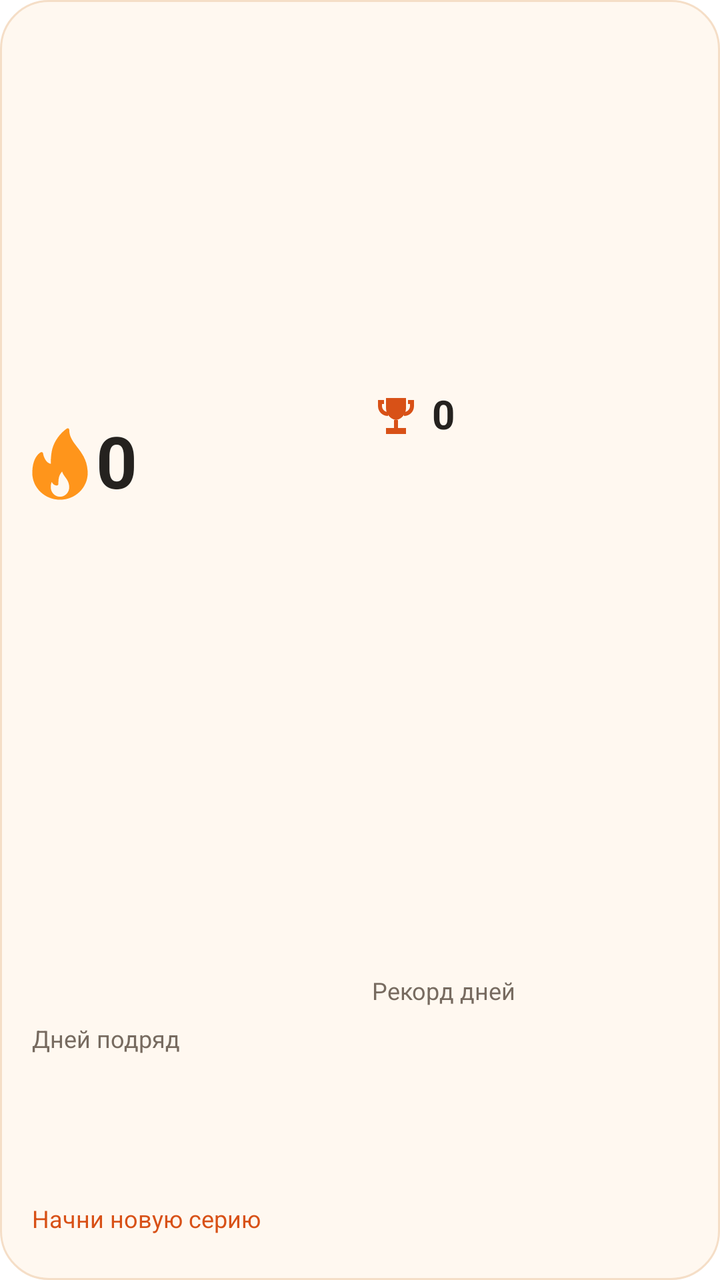
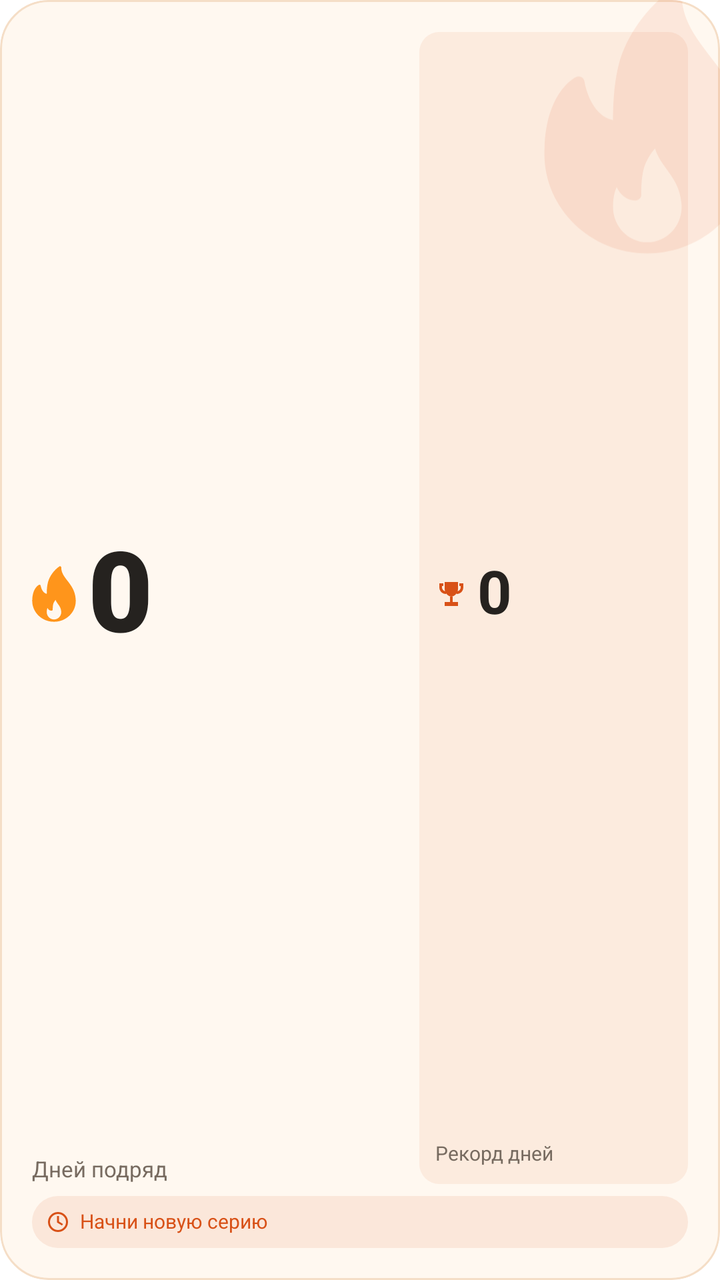

An Android layout rendered at two revisions. The XML below is the earlier revision; the diff shows what the commit changed to produce the second picture.
<!-- AndroidManifest.xml: fallback theme Theme.MaterialComponents.DayNight.NoActionBar -->
<!-- res/layout/streak_widget_wide.xml -->
<?xml version="1.0" encoding="utf-8"?>
<LinearLayout
    xmlns:android="http://schemas.android.com/apk/res/android"
    android:id="@+id/streak_root"
    android:layout_width="match_parent"
    android:layout_height="match_parent"
    android:orientation="vertical"
    android:padding="16dp"
    android:background="@drawable/streak_widget_background">
    <LinearLayout
        android:layout_width="match_parent"
        android:layout_height="0dp"
        android:layout_weight="1"
        android:orientation="horizontal">
        <LinearLayout
            android:layout_width="0dp"
            android:layout_height="match_parent"
            android:orientation="vertical"
            android:layout_weight="1">
            <LinearLayout
                android:layout_width="match_parent"
                android:layout_height="0dp"
                android:layout_weight="3"
                android:orientation="horizontal"
                android:gravity="center_vertical">
                <ImageView
                    android:id="@+id/streak_flame"
                    android:layout_width="28dp"
                    android:layout_height="match_parent"
                    android:src="@drawable/streak_widget_flame"
                    android:scaleType="fitCenter"
                    android:importantForAccessibility="no" />
                <TextView
                    android:id="@+id/streak_current"
                    android:layout_width="0dp"
                    android:layout_height="match_parent"
                    android:text="0"
                    android:textSize="36sp"
                    android:textColor="@color/streak_widget_text"
                    android:maxLines="1"
                    android:includeFontPadding="false"
                    android:gravity="center_vertical"
                    android:autoSizeTextType="uniform"
                    android:autoSizeMinTextSize="5sp"
                    android:autoSizeMaxTextSize="36sp"
                    android:autoSizeStepGranularity="1sp"
                    android:layout_weight="1"
                    android:textStyle="bold"
                    android:layout_marginStart="4dp" />
            </LinearLayout>
            <TextView
                android:id="@+id/streak_label"
                android:layout_width="match_parent"
                android:layout_height="0dp"
                android:text="@string/currentLabel"
                android:textSize="12sp"
                android:textColor="@color/streak_widget_secondary"
                android:maxLines="1"
                android:includeFontPadding="false"
                android:gravity="center_vertical"
                android:autoSizeTextType="uniform"
                android:autoSizeMinTextSize="5sp"
                android:autoSizeMaxTextSize="12sp"
                android:autoSizeStepGranularity="1sp"
                android:layout_weight="1" />
        </LinearLayout>
        <LinearLayout
            android:layout_width="0dp"
            android:layout_height="match_parent"
            android:orientation="vertical"
            android:layout_weight="1"
            android:layout_marginStart="12dp">
            <LinearLayout
                android:layout_width="match_parent"
                android:layout_height="0dp"
                android:layout_weight="2"
                android:orientation="horizontal"
                android:gravity="center_vertical">
                <ImageView
                    android:id="@+id/streak_trophy"
                    android:layout_width="24dp"
                    android:layout_height="match_parent"
                    android:src="@drawable/streak_widget_trophy"
                    android:scaleType="fitCenter"
                    android:importantForAccessibility="no" />
                <TextView
                    android:id="@+id/streak_best"
                    android:layout_width="0dp"
                    android:layout_height="match_parent"
                    android:text="0"
                    android:textSize="20sp"
                    android:textColor="@color/streak_widget_text"
                    android:maxLines="1"
                    android:includeFontPadding="false"
                    android:gravity="center_vertical"
                    android:autoSizeTextType="uniform"
                    android:autoSizeMinTextSize="5sp"
                    android:autoSizeMaxTextSize="20sp"
                    android:autoSizeStepGranularity="1sp"
                    android:textStyle="bold"
                    android:layout_marginStart="6dp"
                    android:layout_weight="1" />
            </LinearLayout>
            <TextView
                android:id="@+id/streak_best_label"
                android:layout_width="match_parent"
                android:layout_height="0dp"
                android:text="@string/bestLabel"
                android:textSize="12sp"
                android:textColor="@color/streak_widget_secondary"
                android:maxLines="1"
                android:includeFontPadding="false"
                android:gravity="center_vertical"
                android:autoSizeTextType="uniform"
                android:autoSizeMinTextSize="5sp"
                android:autoSizeMaxTextSize="12sp"
                android:autoSizeStepGranularity="1sp"
                android:layout_weight="1" />
        </LinearLayout>
    </LinearLayout>
    <TextView
        android:id="@+id/streak_status"
        android:layout_width="match_parent"
        android:layout_height="28dp"
        android:text="@string/startLabel"
        android:textSize="12sp"
        android:textColor="@color/streak_widget_accent"
        android:maxLines="2"
        android:includeFontPadding="false"
        android:gravity="center_vertical"
        android:autoSizeTextType="uniform"
        android:autoSizeMinTextSize="5sp"
        android:autoSizeMaxTextSize="12sp"
        android:autoSizeStepGranularity="1sp"
        android:layout_marginTop="4dp" />
</LinearLayout>
<!-- resources referenced by this layout -->
<resources>
  <color name="streak_widget_accent">#D85117</color>
  <color name="streak_widget_secondary">#776B60</color>
  <color name="streak_widget_text">#25221F</color>
  <!-- drawable streak_widget_background (drawable) -->
  <shape xmlns:android="http://schemas.android.com/apk/res/android" android:shape="rectangle">
      <solid android:color="@color/streak_widget_background" />
      <corners android:radius="24dp" />
      <stroke android:width="1dp" android:color="@color/streak_widget_border" />
  </shape>
  <!-- drawable streak_widget_flame (drawable) -->
  <vector xmlns:android="http://schemas.android.com/apk/res/android"
      android:width="28dp" android:height="36dp"
      android:viewportWidth="388" android:viewportHeight="516">
      <group android:translateX="-62" android:translateY="2">
          <path android:fillColor="#FF951B"
              android:pathData="M446.906,299.769c-5.865-76.359-41.417-124.21-72.781-166.436C345.083,94.241,320,60.483,320,10.685 c0-4-2.24-7.656-5.792-9.489c-3.563-1.844-7.844-1.542-11.083,0.812c-47.104,33.706-86.406,90.515-100.135,144.719 c-9.531,37.737-10.792,80.161-10.969,108.18c-43.5-9.291-53.354-74.359-53.458-75.068c-0.49-3.375-2.552-6.312-5.552-7.916 c-3.031-1.583-6.594-1.698-9.667-0.177c-2.281,1.104-55.99,28.394-59.115,137.355C64.01,312.726,64,316.362,64,319.997 c0,105.857,86.135,191.987,192,191.987c0.146,0.01,0.302,0.031,0.427,0c0.042,0,0.083,0,0.135,0 C362.167,511.681,448,425.667,448,319.997C448,314.674,446.906,299.769,446.906,299.769z M256,490.652 c-35.292,0-64-30.581-64-68.172c0-1.281-0.01-2.573,0.083-4.156c0.427-15.853,3.438-26.675,6.74-33.873 c6.188,13.291,17.25,25.509,35.219,25.509c5.896,0,10.667-4.771,10.667-10.666c0-15.186,0.313-32.706,4.094-48.518 c3.365-14.02,11.406-28.936,21.594-40.893c4.531,15.52,13.365,28.081,21.99,40.341c12.344,17.54,25.104,35.675,27.344,66.6 c0.135,1.833,0.271,3.677,0.271,5.656C320,460.07,291.292,490.652,256,490.652z" />
      </group>
  </vector>
  <!-- drawable streak_widget_trophy (drawable) -->
  <vector xmlns:android="http://schemas.android.com/apk/res/android"
      android:width="24dp" android:height="24dp"
      android:viewportWidth="24" android:viewportHeight="24">
      <path android:fillColor="@color/streak_widget_accent"
          android:pathData="M7,3H17V8C17,11.1 14.8,13.6 12,14C9.2,13.6 7,11.1 7,8ZM11,14H13V18H17V21H7V18H11ZM3,4H6V6H5V7C5,8.6 6.3,10 8,10V12C5.2,12 3,9.8 3,7ZM18,4H21V7C21,9.8 18.8,12 16,12V10C17.7,10 19,8.6 19,7V6H18Z" />
  </vector>
  <string name="bestLabel">Рекорд дней</string>
  <string name="currentLabel">Дней подряд</string>
  <string name="startLabel">Начни новую серию</string>
  <color name="streak_widget_background">#FFF8F0</color>
  <color name="streak_widget_border">#F5DEC7</color>
</resources>

<!-- the commit's change to res/layout/streak_widget_wide.xml (unified diff, before → after) -->
@@ -1,136 +1,179 @@
 <?xml version="1.0" encoding="utf-8"?>
-<LinearLayout
+<FrameLayout
     xmlns:android="http://schemas.android.com/apk/res/android"
     android:id="@+id/streak_root"
     android:layout_width="match_parent"
     android:layout_height="match_parent"
-    android:orientation="vertical"
-    android:padding="16dp"
-    android:background="@drawable/streak_widget_background">
+    android:background="@drawable/streak_widget_background"
+    android:clipToOutline="true">
+    <ImageView
+        android:id="@+id/streak_art"
+        android:layout_width="104dp"
+        android:layout_height="136dp"
+        android:src="@drawable/streak_widget_flame"
+        android:scaleType="fitCenter"
+        android:importantForAccessibility="no"
+        android:layout_gravity="top|end"
+        android:layout_marginEnd="-16dp"
+        android:layout_marginTop="-8dp"
+        android:tint="@color/streak_widget_accent"
+        android:alpha="0.10" />
     <LinearLayout
         android:layout_width="match_parent"
-        android:layout_height="0dp"
-        android:layout_weight="1"
-        android:orientation="horizontal">
+        android:layout_height="match_parent"
+        android:orientation="vertical"
+        android:padding="16dp">
         <LinearLayout
-            android:layout_width="0dp"
-            android:layout_height="match_parent"
-            android:orientation="vertical"
-            android:layout_weight="1">
+            android:layout_width="match_parent"
+            android:layout_height="0dp"
+            android:layout_weight="1"
+            android:orientation="horizontal">
             <LinearLayout
-                android:layout_width="match_parent"
-                android:layout_height="0dp"
-                android:layout_weight="3"
-                android:orientation="horizontal"
-                android:gravity="center_vertical">
-                <ImageView
-                    android:id="@+id/streak_flame"
-                    android:layout_width="28dp"
-                    android:layout_height="match_parent"
-                    android:src="@drawable/streak_widget_flame"
-                    android:scaleType="fitCenter"
-                    android:importantForAccessibility="no" />
+                android:layout_width="0dp"
+                android:layout_height="match_parent"
+                android:layout_weight="1.15"
+                android:orientation="vertical">
+                <LinearLayout
+                    android:layout_width="match_parent"
+                    android:layout_height="0dp"
+                    android:layout_weight="1"
+                    android:orientation="horizontal"
+                    android:gravity="center_vertical">
+                    <ImageView
+                        android:id="@+id/streak_flame"
+                        android:layout_width="22dp"
+                        android:layout_height="match_parent"
+                        android:src="@drawable/streak_widget_flame"
+                        android:scaleType="fitCenter"
+                        android:importantForAccessibility="no" />
+                    <TextView
+                        android:id="@+id/streak_current"
+                        android:layout_width="0dp"
+                        android:layout_height="match_parent"
+                        android:text="0"
+                        android:textSize="56sp"
+                        android:textColor="@color/streak_widget_text"
+                        android:maxLines="1"
+                        android:includeFontPadding="false"
+                        android:gravity="center_vertical"
+                        android:fontFamily="sans-serif-black"
+                        android:autoSizeTextType="uniform"
+                        android:autoSizeMinTextSize="5sp"
+                        android:autoSizeMaxTextSize="56sp"
+                        android:autoSizeStepGranularity="1sp"
+                        android:layout_weight="1"
+                        android:layout_marginStart="6dp"
+                        android:textStyle="bold" />
+                </LinearLayout>
                 <TextView
-                    android:id="@+id/streak_current"
-                    android:layout_width="0dp"
-                    android:layout_height="match_parent"
-                    android:text="0"
-                    android:textSize="36sp"
-                    android:textColor="@color/streak_widget_text"
+                    android:id="@+id/streak_label"
+                    android:layout_width="match_parent"
+                    android:layout_height="14dp"
+                    android:text="@string/currentLabel"
+                    android:textSize="11sp"
+                    android:textColor="@color/streak_widget_secondary"
                     android:maxLines="1"
                     android:includeFontPadding="false"
                     android:gravity="center_vertical"
+                    android:fontFamily="sans-serif"
                     android:autoSizeTextType="uniform"
                     android:autoSizeMinTextSize="5sp"
-                    android:autoSizeMaxTextSize="36sp"
-                    android:autoSizeStepGranularity="1sp"
+                    android:autoSizeMaxTextSize="11sp"
+                    android:autoSizeStepGranularity="1sp" />
+            </LinearLayout>
+            <LinearLayout
+                android:id="@+id/streak_record_badge"
+                android:layout_width="0dp"
+                android:layout_height="match_parent"
+                android:layout_weight="0.85"
+                android:layout_marginStart="12dp"
+                android:padding="8dp"
+                android:orientation="vertical"
+                android:background="@drawable/streak_widget_record_surface">
+                <LinearLayout
+                    android:layout_width="match_parent"
+                    android:layout_height="0dp"
                     android:layout_weight="1"
-                    android:textStyle="bold"
-                    android:layout_marginStart="4dp" />
-            </LinearLayout>
-            <TextView
-                android:id="@+id/streak_label"
-                android:layout_width="match_parent"
-                android:layout_height="0dp"
-                android:text="@string/currentLabel"
-                android:textSize="12sp"
-                android:textColor="@color/streak_widget_secondary"
-                android:maxLines="1"
-                android:includeFontPadding="false"
-                android:gravity="center_vertical"
-                android:autoSizeTextType="uniform"
-                android:autoSizeMinTextSize="5sp"
-                android:autoSizeMaxTextSize="12sp"
-                android:autoSizeStepGranularity="1sp"
-                android:layout_weight="1" />
-        </LinearLayout>
-        <LinearLayout
-            android:layout_width="0dp"
-            android:layout_height="match_parent"
-            android:orientation="vertical"
-            android:layout_weight="1"
-            android:layout_marginStart="12dp">
-            <LinearLayout
-                android:layout_width="match_parent"
-                android:layout_height="0dp"
-                android:layout_weight="2"
-                android:orientation="horizontal"
-                android:gravity="center_vertical">
-                <ImageView
-                    android:id="@+id/streak_trophy"
-                    android:layout_width="24dp"
-                    android:layout_height="match_parent"
-                    android:src="@drawable/streak_widget_trophy"
-                    android:scaleType="fitCenter"
-                    android:importantForAccessibility="no" />
+                    android:orientation="horizontal"
+                    android:gravity="center_vertical">
+                    <ImageView
+                        android:id="@+id/streak_trophy"
+                        android:layout_width="16dp"
+                        android:layout_height="match_parent"
+                        android:src="@drawable/streak_widget_trophy"
+                        android:scaleType="fitCenter"
+                        android:importantForAccessibility="no" />
+                    <TextView
+                        android:id="@+id/streak_best"
+                        android:layout_width="0dp"
+                        android:layout_height="match_parent"
+                        android:text="0"
+                        android:textSize="30sp"
+                        android:textColor="@color/streak_widget_text"
+                        android:maxLines="1"
+                        android:includeFontPadding="false"
+                        android:gravity="center_vertical"
+                        android:fontFamily="sans-serif"
+                        android:autoSizeTextType="uniform"
+                        android:autoSizeMinTextSize="5sp"
+                        android:autoSizeMaxTextSize="30sp"
+                        android:autoSizeStepGranularity="1sp"
+                        android:layout_weight="1"
+                        android:layout_marginStart="5dp"
+                        android:textStyle="bold" />
+                </LinearLayout>
                 <TextView
-                    android:id="@+id/streak_best"
-                    android:layout_width="0dp"
-                    android:layout_height="match_parent"
-                    android:text="0"
-                    android:textSize="20sp"
-                    android:textColor="@color/streak_widget_text"
+                    android:id="@+id/streak_best_label"
+                    android:layout_width="match_parent"
+                    android:layout_height="14dp"
+                    android:text="@string/bestLabel"
+                    android:textSize="10sp"
+                    android:textColor="@color/streak_widget_secondary"
                     android:maxLines="1"
                     android:includeFontPadding="false"
                     android:gravity="center_vertical"
+                    android:fontFamily="sans-serif"
                     android:autoSizeTextType="uniform"
                     android:autoSizeMinTextSize="5sp"
-                    android:autoSizeMaxTextSize="20sp"
-                    android:autoSizeStepGranularity="1sp"
-                    android:textStyle="bold"
-                    android:layout_marginStart="6dp"
-                    android:layout_weight="1" />
+                    android:autoSizeMaxTextSize="10sp"
+                    android:autoSizeStepGranularity="1sp" />
             </LinearLayout>
+        </LinearLayout>
+        <LinearLayout
+            android:id="@+id/streak_status_group"
+            android:layout_width="match_parent"
+            android:layout_height="26dp"
+            android:layout_marginTop="6dp"
+            android:paddingStart="7dp"
+            android:paddingEnd="7dp"
+            android:background="@drawable/streak_widget_status_surface"
+            android:orientation="horizontal"
+            android:gravity="center_vertical">
+            <ImageView
+                android:id="@+id/streak_status_icon"
+                android:layout_width="12dp"
+                android:layout_height="match_parent"
+                android:src="@drawable/streak_widget_clock"
+                android:scaleType="fitCenter"
+                android:importantForAccessibility="no"
+                android:tint="@color/streak_widget_accent"
+                android:layout_marginEnd="5dp" />
             <TextView
-                android:id="@+id/streak_best_label"
-                android:layout_width="match_parent"
-                android:layout_height="0dp"
-                android:text="@string/bestLabel"
-                android:textSize="12sp"
-                android:textColor="@color/streak_widget_secondary"
-                android:maxLines="1"
+                android:id="@+id/streak_status"
+                android:layout_width="0dp"
+                android:layout_height="match_parent"
+                android:text="@string/startLabel"
+                android:textSize="10sp"
+                android:textColor="@color/streak_widget_accent"
+                android:maxLines="2"
                 android:includeFontPadding="false"
                 android:gravity="center_vertical"
+                android:fontFamily="sans-serif"
                 android:autoSizeTextType="uniform"
                 android:autoSizeMinTextSize="5sp"
-                android:autoSizeMaxTextSize="12sp"
+                android:autoSizeMaxTextSize="10sp"
                 android:autoSizeStepGranularity="1sp"
                 android:layout_weight="1" />
         </LinearLayout>
     </LinearLayout>
-    <TextView
-        android:id="@+id/streak_status"
-        android:layout_width="match_parent"
-        android:layout_height="28dp"
-        android:text="@string/startLabel"
-        android:textSize="12sp"
-        android:textColor="@color/streak_widget_accent"
-        android:maxLines="2"
-        android:includeFontPadding="false"
-        android:gravity="center_vertical"
-        android:autoSizeTextType="uniform"
-        android:autoSizeMinTextSize="5sp"
-        android:autoSizeMaxTextSize="12sp"
-        android:autoSizeStepGranularity="1sp"
-        android:layout_marginTop="4dp" />
-</LinearLayout>
+</FrameLayout>
<!-- resource entries referenced after the edit -->
@@ -9,6 +9,12 @@
       <corners android:radius="24dp" />
       <stroke android:width="1dp" android:color="@color/streak_widget_border" />
   </shape>
+  <!-- drawable streak_widget_clock (drawable) -->
+  <vector xmlns:android="http://schemas.android.com/apk/res/android"
+      android:width="16dp" android:height="16dp" android:viewportWidth="24" android:viewportHeight="24">
+      <path android:fillColor="@color/streak_widget_accent" android:fillType="evenOdd"
+          android:pathData="M12,2A10,10 0,1 0,12 22A10,10 0,0 0,12 2ZM12,4A8,8 0,1 1,12 20A8,8 0,0 1,12 4ZM11,6H13V11.5L17,14L16,15.5L11,12.5Z" />
+  </vector>
   <!-- drawable streak_widget_flame (drawable) -->
   <vector xmlns:android="http://schemas.android.com/apk/res/android"
       android:width="28dp" android:height="36dp"
@@ -18,6 +24,16 @@
               android:pathData="M446.906,299.769c-5.865-76.359-41.417-124.21-72.781-166.436C345.083,94.241,320,60.483,320,10.685 c0-4-2.24-7.656-5.792-9.489c-3.563-1.844-7.844-1.542-11.083,0.812c-47.104,33.706-86.406,90.515-100.135,144.719 c-9.531,37.737-10.792,80.161-10.969,108.18c-43.5-9.291-53.354-74.359-53.458-75.068c-0.49-3.375-2.552-6.312-5.552-7.916 c-3.031-1.583-6.594-1.698-9.667-0.177c-2.281,1.104-55.99,28.394-59.115,137.355C64.01,312.726,64,316.362,64,319.997 c0,105.857,86.135,191.987,192,191.987c0.146,0.01,0.302,0.031,0.427,0c0.042,0,0.083,0,0.135,0 C362.167,511.681,448,425.667,448,319.997C448,314.674,446.906,299.769,446.906,299.769z M256,490.652 c-35.292,0-64-30.581-64-68.172c0-1.281-0.01-2.573,0.083-4.156c0.427-15.853,3.438-26.675,6.74-33.873 c6.188,13.291,17.25,25.509,35.219,25.509c5.896,0,10.667-4.771,10.667-10.666c0-15.186,0.313-32.706,4.094-48.518 c3.365-14.02,11.406-28.936,21.594-40.893c4.531,15.52,13.365,28.081,21.99,40.341c12.344,17.54,25.104,35.675,27.344,66.6 c0.135,1.833,0.271,3.677,0.271,5.656C320,460.07,291.292,490.652,256,490.652z" />
       </group>
   </vector>
+  <!-- drawable streak_widget_record_surface (drawable) -->
+  <shape xmlns:android="http://schemas.android.com/apk/res/android">
+      <solid android:color="@color/streak_widget_record_surface" />
+      <corners android:radius="10dp" />
+  </shape>
+  <!-- drawable streak_widget_status_surface (drawable) -->
+  <shape xmlns:android="http://schemas.android.com/apk/res/android">
+      <solid android:color="@color/streak_widget_status_surface" />
+      <corners android:radius="13dp" />
+  </shape>
   <!-- drawable streak_widget_trophy (drawable) -->
   <vector xmlns:android="http://schemas.android.com/apk/res/android"
       android:width="24dp" android:height="24dp"
@@ -30,5 +46,7 @@
   <string name="startLabel">Начни новую серию</string>
   <color name="streak_widget_background">#FFF8F0</color>
   <color name="streak_widget_border">#F5DEC7</color>
+  <color name="streak_widget_record_surface">#14D85117</color>
+  <color name="streak_widget_status_surface">#1AD85117</color>
 </resources>
 
